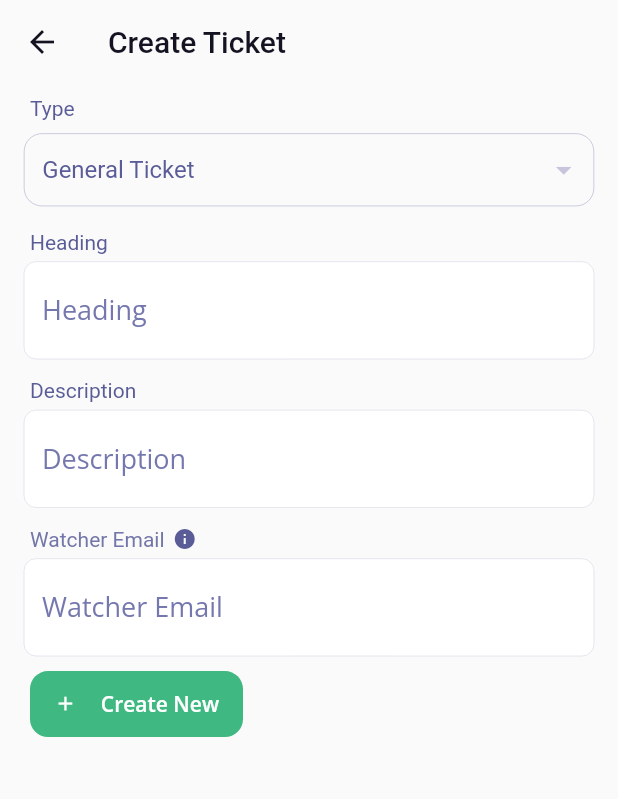
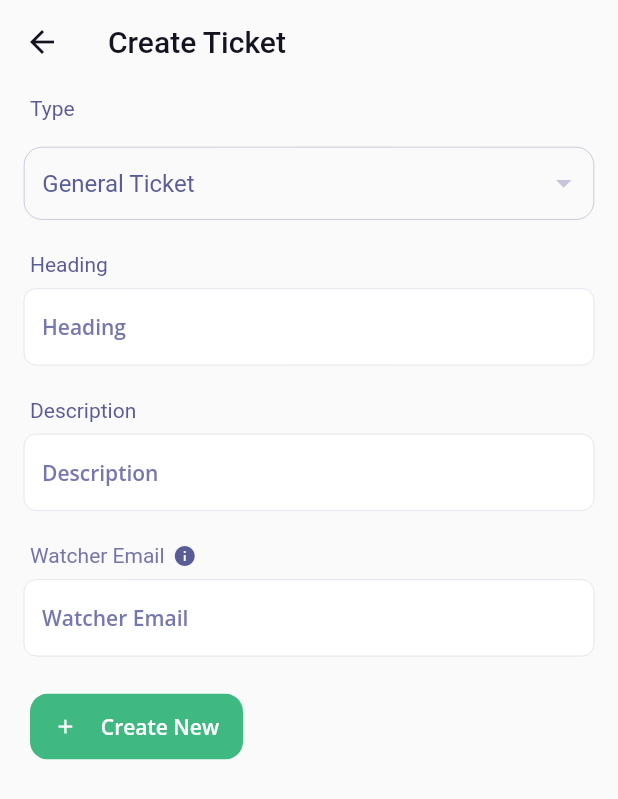
Before and after one commit to Root-vb/Squareboat-Service-Desk-App, a Flutter app: the CreateTicketView screen opened by its route, on a phone screen of 412 x 824 dp. Shown: the top 799 px of the screen. Run offline on Flutter 3.47's test engine with Material 2 defaults, Android fonts, the phone set to English and light mode, and no system bars; our stand-ins replace cached_network_image, dio, get, get_storage, google_sign_in, shimmer and 1 more; accounts and stored records are empty; network calls fail; Roboto replaces fonts that are missing (poppins); statements that could not run were skipped.

Commit message:
minor bug fixed

```diff
--- a/lib/app/data/models/dto/ticket.dart
+++ b/lib/app/data/models/dto/ticket.dart
@@ -40,6 +40,7 @@ class Ticket {
   String? createdBy;
   String? profilePicture;
   String? createdAt;
+  AssignedTo? assignedTo;
 
   Ticket({
     this.id,
@@ -53,6 +54,7 @@ class Ticket {
     this.createdBy,
     this.profilePicture,
     this.createdAt,
+    this.assignedTo,
   });
 
   Ticket.fromJson(Map<String, dynamic> json) {
@@ -74,6 +76,9 @@ class Ticket {
     createdBy = json['createdBy'];
     profilePicture = json['profilePicture'];
     createdAt = json["createdAt"];
+    assignedTo = json['assignedTo'] != null
+        ? new AssignedTo.fromJson(json['assignedTo'])
+        : null;
   }
 
   Map<String, dynamic> toJson() {
@@ -93,7 +98,9 @@ class Ticket {
     data['createdBy'] = this.createdBy;
     data['profilePicture'] = this.profilePicture;
     data['createdAt'] = this.createdAt;
-
+    if (this.assignedTo != null) {
+      data['assignedTo'] = this.assignedTo!.toJson();
+    }
     return data;
   }
 }
@@ -220,3 +227,41 @@ class Pagination {
     return data;
   }
 }
+
+class AssignedTo {
+  String? id;
+  String? name;
+  String? profilePicture;
+  int? organizationId;
+  String? status;
+  String? email;
+
+  AssignedTo({
+    this.id,
+    this.name,
+    this.profilePicture,
+    this.organizationId,
+    this.status,
+    this.email,
+  });
+
+  AssignedTo.fromJson(Map<String, dynamic> json) {
+    id = json['id'];
+    name = json['name'];
+    profilePicture = json['profilePicture'];
+    organizationId = json['organizationId'];
+    status = json['status'];
+    email = json['email'];
+  }
+
+  Map<String, dynamic> toJson() {
+    final Map<String, dynamic> data = new Map<String, dynamic>();
+    data['id'] = this.id;
+    data['name'] = this.name;
+    data['profilePicture'] = this.profilePicture;
+    data['organizationId'] = this.organizationId;
+    data['status'] = this.status;
+    data['email'] = this.email;
+    return data;
+  }
+}
--- a/lib/app/data/models/dto/ticket_dto.dart
+++ b/lib/app/data/models/dto/ticket_dto.dart
@@ -6,12 +6,12 @@ class TicketDto {
     this.type,
     this.status,
     this.userId,
-    // this.formFields,
-    // this.participants,
+    this.formFields,
+    this.participants,
     this.createdBy,
     this.profilePicture,
     this.createdAt,
-    // this.assignedTo,
+    this.assignedTo,
   });
 
   int? id;
@@ -20,12 +20,12 @@ class TicketDto {
   String? type;
   String? status;
   int? userId;
-  // FormFields? formFields;
-  // List<Participant>? participants;
+  FormFields? formFields;
+  List<Participants>? participants;
   String? createdBy;
   String? profilePicture;
   DateTime? createdAt;
-  // AssignedTo? assignedTo;
+  AssignedTo? assignedTo;
 
   factory TicketDto.fromJson(Map<String, dynamic> json) => TicketDto(
         id: json["id"],
@@ -34,15 +34,15 @@ class TicketDto {
         type: json["type"],
         status: json["status"],
         userId: json["userId"],
-        // formFields: FormFields.fromJson(json["formFields"]),
-        // participants: List<Participant>.from(
-        //     json["participants"].map((x) => Participant.fromJson(x))),
+        formFields: FormFields.fromJson(json["formFields"]),
+        participants: List<Participants>.from(
+            json["participants"].map((x) => Participants.fromJson(x))),
         createdBy: json["createdBy"],
         profilePicture: json["profilePicture"],
         createdAt: DateTime.parse(json["createdAt"]),
-        // assignedTo: AssignedTo.fromJson(
-        //   json["assignedTo"],
-        // ),
+        assignedTo: AssignedTo.fromJson(
+          json["assignedTo"],
+        ),
       );
 
   Map<String, dynamic> toJson() => {
@@ -52,12 +52,119 @@ class TicketDto {
         "type": type,
         "status": status,
         "userId": userId,
-        // "formFields": formFields!.toJson(),
-        // "participants":
-        //     List<dynamic>.from(participants!.map((x) => x.toJson())),
+        "formFields": formFields!.toJson(),
+        "participants":
+            List<dynamic>.from(participants!.map((x) => x.toJson())),
         "createdBy": createdBy,
         "profilePicture": profilePicture,
         "createdAt": createdAt!.toIso8601String(),
-        // "assignedTo": assignedTo!.toJson(),
+        "assignedTo": assignedTo!.toJson(),
       };
 }
+
+class Participants {
+  String? id;
+  String? name;
+  String? profilePicture;
+  int? organizationId;
+  String? status;
+  String? email;
+  List<String>? roles;
+
+  Participants(
+      {this.id,
+      this.name,
+      this.profilePicture,
+      this.organizationId,
+      this.status,
+      this.email,
+      this.roles});
+
+  Participants.fromJson(Map<String, dynamic> json) {
+    id = json['id'];
+    name = json['name'];
+    profilePicture = json['profilePicture'];
+    organizationId = json['organizationId'];
+    status = json['status'];
+    email = json['email'];
+    roles = json['roles'].cast<String>();
+  }
+
+  Map<String, dynamic> toJson() {
+    final Map<String, dynamic> data = new Map<String, dynamic>();
+    data['id'] = this.id;
+    data['name'] = this.name;
+    data['profilePicture'] = this.profilePicture;
+    data['organizationId'] = this.organizationId;
+    data['status'] = this.status;
+    data['email'] = this.email;
+    data['roles'] = this.roles;
+    return data;
+  }
+}
+
+class FormFields {
+  String? heading;
+  String? description;
+  List<Participants>? participants;
+
+  FormFields({this.heading, this.description, this.participants});
+
+  FormFields.fromJson(Map<String, dynamic> json) {
+    heading = json['heading'];
+    description = json['description'];
+    if (json['participants'] != null) {
+      participants = <Participants>[];
+      json['participants'].forEach((v) {
+        participants!.add(new Participants.fromJson(v));
+      });
+    }
+  }
+
+  Map<String, dynamic> toJson() {
+    final Map<String, dynamic> data = new Map<String, dynamic>();
+    data['heading'] = this.heading;
+    data['description'] = this.description;
+    if (this.participants != null) {
+      data['participants'] = this.participants!.map((v) => v.toJson()).toList();
+    }
+    return data;
+  }
+}
+
+class AssignedTo {
+  String? id;
+  String? name;
+  String? profilePicture;
+  int? organizationId;
+  String? status;
+  String? email;
+
+  AssignedTo(
+      {this.id,
+      this.name,
+      this.profilePicture,
+      this.organizationId,
+      this.status,
+      this.email});
+
+  AssignedTo.fromJson(Map<String, dynamic> json) {
+    id = json['id'];
+    name = json['name'];
+    profilePicture = json['profilePicture'];
+    organizationId = json['organizationId'];
+    status = json['status'];
+    email = json['email'];
+  }
+
+  Map<String, dynamic> toJson() {
+    final Map<String, dynamic> data = new Map<String, dynamic>();
+    data['id'] = this.id;
+    data['name'] = this.name;
+    data['profilePicture'] = this.profilePicture;
+    data['organizationId'] = this.organizationId;
+    data['status'] = this.status;
+    data['email'] = this.email;
+    return data;
+  }
+}
--- a/lib/app/modules/create_ticket/views/create_ticket_view.dart
+++ b/lib/app/modules/create_ticket/views/create_ticket_view.dart
@@ -41,7 +41,7 @@ class CreateTicketView extends GetView<CreateTicketController> {
                     style: TextStyle(color: Color(0xff595C97)),
                   ),
                 ),
-                SizedBox(height: 5),
+                SizedBox(height: 14),
                 Obx(
                   () => Padding(
                     padding: const EdgeInsets.symmetric(horizontal: 4),
@@ -94,7 +94,7 @@ class CreateTicketView extends GetView<CreateTicketController> {
                     ),
                   ),
                 ),
-                SizedBox(height: 8),
+                SizedBox(height: 14),
                 controller.isGeneralTicket.isTrue
                     ? Column(
                         crossAxisAlignment: CrossAxisAlignment.start,
@@ -111,7 +111,7 @@ class CreateTicketView extends GetView<CreateTicketController> {
                               style: TextStyle(color: Color(0xff595C97)),
                             ),
                           ),
-                          SizedBox(height: 5),
+                          SizedBox(height: 8),
                           Padding(
                             padding: const EdgeInsets.symmetric(horizontal: 4),
                             child: CustomTextField(
@@ -121,7 +121,7 @@ class CreateTicketView extends GetView<CreateTicketController> {
                               inputType: TextInputType.text,
                             ),
                           ),
-                          SizedBox(height: 5),
+                          SizedBox(height: 14),
                           Padding(
                             padding: const EdgeInsets.only(
                               top: 8,
@@ -134,7 +134,7 @@ class CreateTicketView extends GetView<CreateTicketController> {
                               style: TextStyle(color: Color(0xff595C97)),
                             ),
                           ),
-                          SizedBox(height: 5),
+                          SizedBox(height: 8),
                           Padding(
                             padding: const EdgeInsets.symmetric(horizontal: 4),
                             child: CustomTextField(
@@ -144,7 +144,7 @@ class CreateTicketView extends GetView<CreateTicketController> {
                               inputType: TextInputType.text,
                             ),
                           ),
-                          SizedBox(height: 5),
+                          SizedBox(height: 14),
                           Row(
                             children: [
                               Padding(
@@ -173,7 +173,7 @@ class CreateTicketView extends GetView<CreateTicketController> {
                               ),
                             ],
                           ),
-                          SizedBox(height: 5),
+                          SizedBox(height: 8),
                           Padding(
                             padding: const EdgeInsets.symmetric(horizontal: 4),
                             child: CustomTextField(
@@ -200,7 +200,7 @@ class CreateTicketView extends GetView<CreateTicketController> {
                               style: TextStyle(color: Color(0xff595C97)),
                             ),
                           ),
-                          SizedBox(height: 5),
+                          SizedBox(height: 8),
                           Padding(
                             padding: const EdgeInsets.symmetric(horizontal: 4),
                             child: CustomTextField(
@@ -210,7 +210,7 @@ class CreateTicketView extends GetView<CreateTicketController> {
                               inputType: TextInputType.text,
                             ),
                           ),
-                          SizedBox(height: 5),
+                          SizedBox(height: 14),
                           Padding(
                             padding: const EdgeInsets.only(
                               top: 8,
@@ -223,7 +223,7 @@ class CreateTicketView extends GetView<CreateTicketController> {
                               style: TextStyle(color: Color(0xff595C97)),
                             ),
                           ),
-                          SizedBox(height: 5),
+                          SizedBox(height: 8),
                           Padding(
                             padding: const EdgeInsets.symmetric(horizontal: 4),
                             child: CustomTextField(
@@ -233,7 +233,7 @@ class CreateTicketView extends GetView<CreateTicketController> {
                               inputType: TextInputType.text,
                             ),
                           ),
-                          SizedBox(height: 5),
+                          SizedBox(height: 14),
                           Padding(
                             padding: const EdgeInsets.only(
                               top: 8,
@@ -246,7 +246,7 @@ class CreateTicketView extends GetView<CreateTicketController> {
                               style: TextStyle(color: Color(0xff595C97)),
                             ),
                           ),
-                          SizedBox(height: 5),
+                          SizedBox(height: 8),
                           Padding(
                             padding: const EdgeInsets.symmetric(horizontal: 4),
                             child: CustomTextField(
@@ -256,7 +256,7 @@ class CreateTicketView extends GetView<CreateTicketController> {
                               inputType: TextInputType.text,
                             ),
                           ),
-                          SizedBox(height: 5),
+                          SizedBox(height: 14),
                           Padding(
                             padding: const EdgeInsets.only(
                               top: 8,
@@ -269,7 +269,7 @@ class CreateTicketView extends GetView<CreateTicketController> {
                               style: TextStyle(color: Color(0xff595C97)),
                             ),
                           ),
-                          SizedBox(height: 5),
+                          SizedBox(height: 8),
                           Padding(
                             padding: const EdgeInsets.symmetric(horizontal: 4),
                             child: CustomTextField(
@@ -279,7 +279,7 @@ class CreateTicketView extends GetView<CreateTicketController> {
                               inputType: TextInputType.text,
                             ),
                           ),
-                          SizedBox(height: 5),
+                          SizedBox(height: 14),
                           Padding(
                             padding: const EdgeInsets.only(
                               top: 8,
@@ -292,7 +292,7 @@ class CreateTicketView extends GetView<CreateTicketController> {
                               style: TextStyle(color: Color(0xff595C97)),
                             ),
                           ),
-                          SizedBox(height: 5),
+                          SizedBox(height: 8),
                           Padding(
                             padding: const EdgeInsets.symmetric(horizontal: 4),
                             child: CustomTextField(
@@ -302,7 +302,7 @@ class CreateTicketView extends GetView<CreateTicketController> {
                               inputType: TextInputType.text,
                             ),
                           ),
-                          SizedBox(height: 5),
+                          SizedBox(height: 14),
                           Padding(
                             padding: const EdgeInsets.only(
                               top: 8,
@@ -315,7 +315,7 @@ class CreateTicketView extends GetView<CreateTicketController> {
                               style: TextStyle(color: Color(0xff595C97)),
                             ),
                           ),
-                          SizedBox(height: 5),
+                          SizedBox(height: 8),
                           Padding(
                             padding: const EdgeInsets.symmetric(horizontal: 4),
                             child: Container(
@@ -363,7 +363,7 @@ class CreateTicketView extends GetView<CreateTicketController> {
                               ),
                             ),
                           ),
-                          SizedBox(height: 5),
+                          SizedBox(height: 14),
                           Padding(
                             padding: const EdgeInsets.only(
                               top: 8,
@@ -376,7 +376,7 @@ class CreateTicketView extends GetView<CreateTicketController> {
                               style: TextStyle(color: Color(0xff595C97)),
                             ),
                           ),
-                          SizedBox(height: 5),
+                          SizedBox(height: 8),
                           Padding(
                             padding: const EdgeInsets.symmetric(horizontal: 4),
                             child: CustomTextField(
@@ -386,7 +386,7 @@ class CreateTicketView extends GetView<CreateTicketController> {
                               inputType: TextInputType.text,
                             ),
                           ),
-                          SizedBox(height: 5),
+                          SizedBox(height: 14),
                           Padding(
                             padding: const EdgeInsets.only(
                               top: 8,
@@ -399,7 +399,7 @@ class CreateTicketView extends GetView<CreateTicketController> {
                               style: TextStyle(color: Color(0xff595C97)),
                             ),
                           ),
-                          SizedBox(height: 5),
+                          SizedBox(height: 8),
                           Padding(
                             padding: const EdgeInsets.symmetric(horizontal: 4),
                             child: CustomTextField(
@@ -409,7 +409,7 @@ class CreateTicketView extends GetView<CreateTicketController> {
                               inputType: TextInputType.text,
                             ),
                           ),
-                          SizedBox(height: 5),
+                          SizedBox(height: 14),
                           Padding(
                             padding: const EdgeInsets.only(
                               top: 8,
@@ -422,7 +422,7 @@ class CreateTicketView extends GetView<CreateTicketController> {
                               style: TextStyle(color: Color(0xff595C97)),
                             ),
                           ),
-                          SizedBox(height: 5),
+                          SizedBox(height: 8),
                           Padding(
                             padding: const EdgeInsets.symmetric(horizontal: 4),
                             child: Container(
@@ -467,7 +467,7 @@ class CreateTicketView extends GetView<CreateTicketController> {
                               ),
                             ),
                           ),
-                          SizedBox(height: 5),
+                          SizedBox(height: 14),
                           Padding(
                             padding: const EdgeInsets.only(
                               top: 8,
@@ -482,7 +482,7 @@ class CreateTicketView extends GetView<CreateTicketController> {
                               ),
                             ),
                           ),
-                          SizedBox(height: 5),
+                          SizedBox(height: 8),
                           Padding(
                             padding: const EdgeInsets.symmetric(horizontal: 4),
                             child: Container(
@@ -542,7 +542,7 @@ class CreateTicketView extends GetView<CreateTicketController> {
                             ),
                             spacing: 5,
                           ),
-                          SizedBox(height: 5),
+                          SizedBox(height: 14),
                           Row(
                             children: [
                               Padding(
@@ -567,7 +567,7 @@ class CreateTicketView extends GetView<CreateTicketController> {
                               )
                             ],
                           ),
-                          SizedBox(height: 5),
+                          SizedBox(height: 8),
                           Padding(
                             padding: const EdgeInsets.symmetric(horizontal: 4),
                             child: CustomTextField(
@@ -580,13 +580,15 @@ class CreateTicketView extends GetView<CreateTicketController> {
                           SizedBox(height: 5),
                         ],
                       ),
+                SizedBox(height: 15),
                 Padding(
                   padding:
                       const EdgeInsets.symmetric(horizontal: 8, vertical: 10),
                   child: CustomButton(
                     onPressed: () => controller.createTicket(),
                   ),
-                )
+                ),
+                SizedBox(height: 30),
               ],
             ),
           ),
--- a/lib/app/theme/styles.dart
+++ b/lib/app/theme/styles.dart
@@ -156,6 +156,7 @@ class Styles {
   static const tsDarkGreyRegular12 = TextStyle(
     color: AppColors.darkGrey,
     fontWeight: FontWeight.w400,
+    fontStyle: FontStyle.italic,
     fontSize: 12.0,
     fontFamily: "opensans",
   );
@@ -166,4 +167,11 @@ class Styles {
     fontSize: 14.0,
     fontFamily: "opensans",
   );
+
+  static const tslightBlueWithOpcaity40SemiBold14 = TextStyle(
+    color: AppColors.lightBlueOpactiy40,
+    fontWeight: FontWeight.w600,
+    fontSize: 14.0,
+    fontFamily: "opensans",
+  );
 }
--- a/lib/widgets/text_field/custom_text_field.dart
+++ b/lib/widgets/text_field/custom_text_field.dart
@@ -26,7 +26,7 @@ class CustomTextField extends StatelessWidget {
     return Obx(
       () => TextField(
         controller: wrapper.controller,
-        style: Styles.tsPrimaryColorRegular18,
+        style: Styles.tsPrimaryColorSemiBold14,
         maxLength: maxLength,
         keyboardType: inputType,
         enabled: isEnabled,
@@ -39,6 +39,7 @@ class CustomTextField extends StatelessWidget {
           hintText: hintText,
           hintStyle: hintStyle,
           enabled: isEnabled,
+          isDense: true,
           errorBorder: OutlineInputBorder(
             borderSide: BorderSide(
               color: Color(0xff595C97),
```
Also changed, not shown: lib/app/modules/home/views/home_view.dart (+12 -8 lines).
